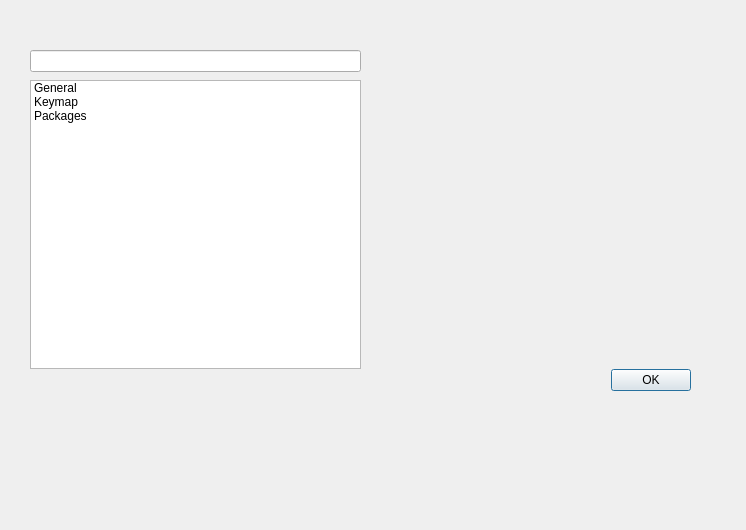
Before: the Qt Designer form src/ConfigDialog.ui in silkedit/silkedit, drawn with Qt 5.
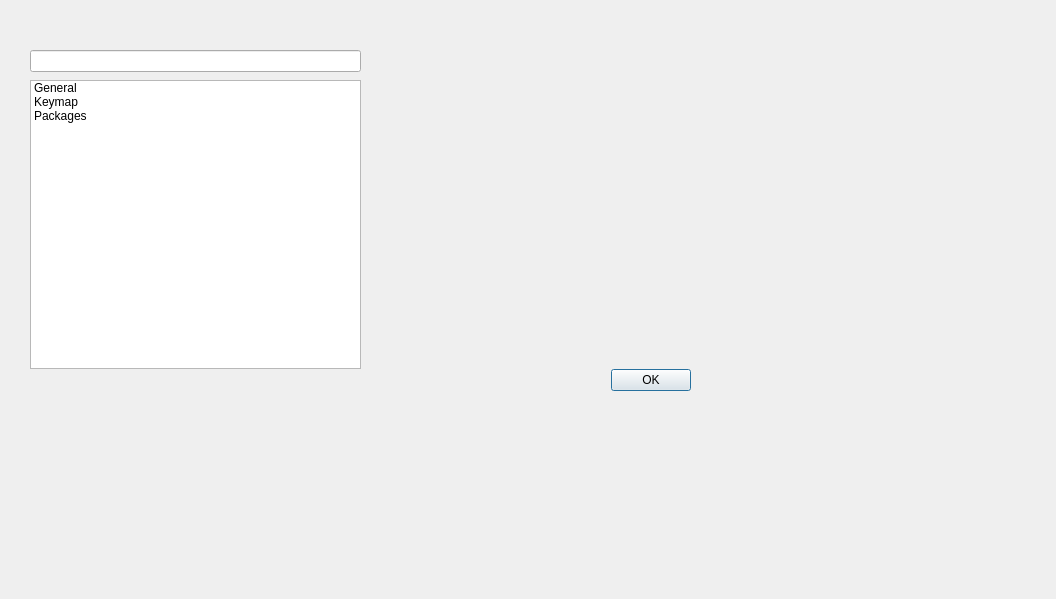
After: the same form once the commit is applied. Custom widgets are drawn as their Qt base class.

What changed in the file:
```diff
--- a/src/ConfigDialog.ui
+++ b/src/ConfigDialog.ui
@@ -6,8 +6,8 @@
    <rect>
     <x>0</x>
     <y>0</y>
-    <width>746</width>
-    <height>530</height>
+    <width>1056</width>
+    <height>599</height>
    </rect>
   </property>
   <property name="windowTitle">
```
